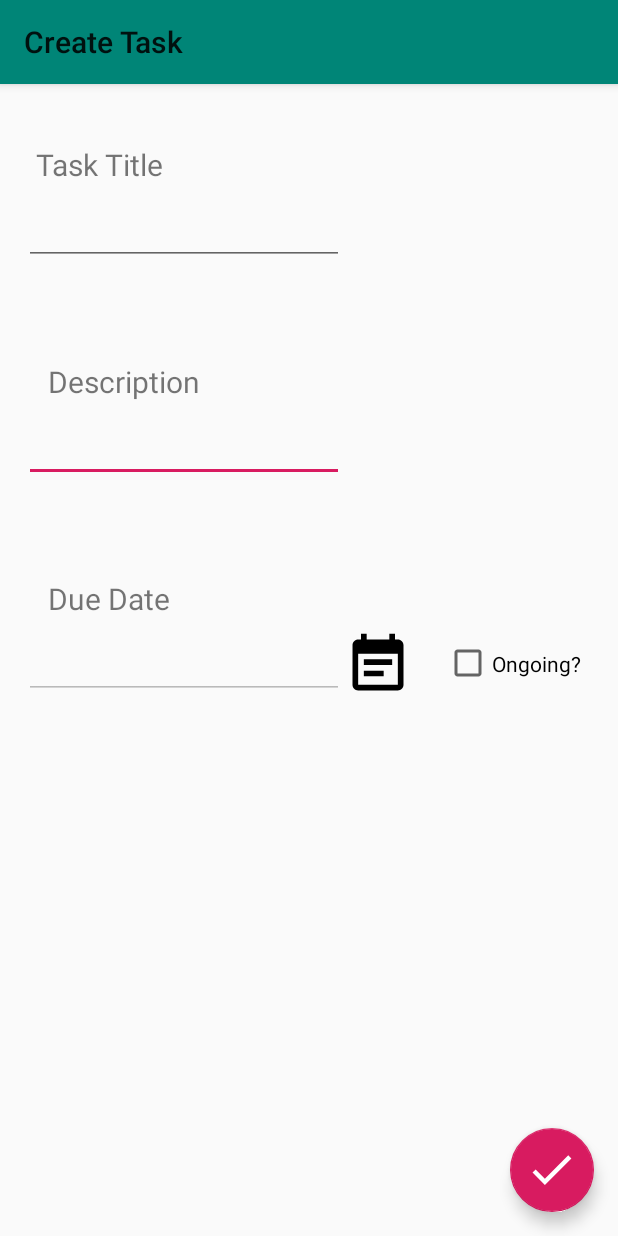
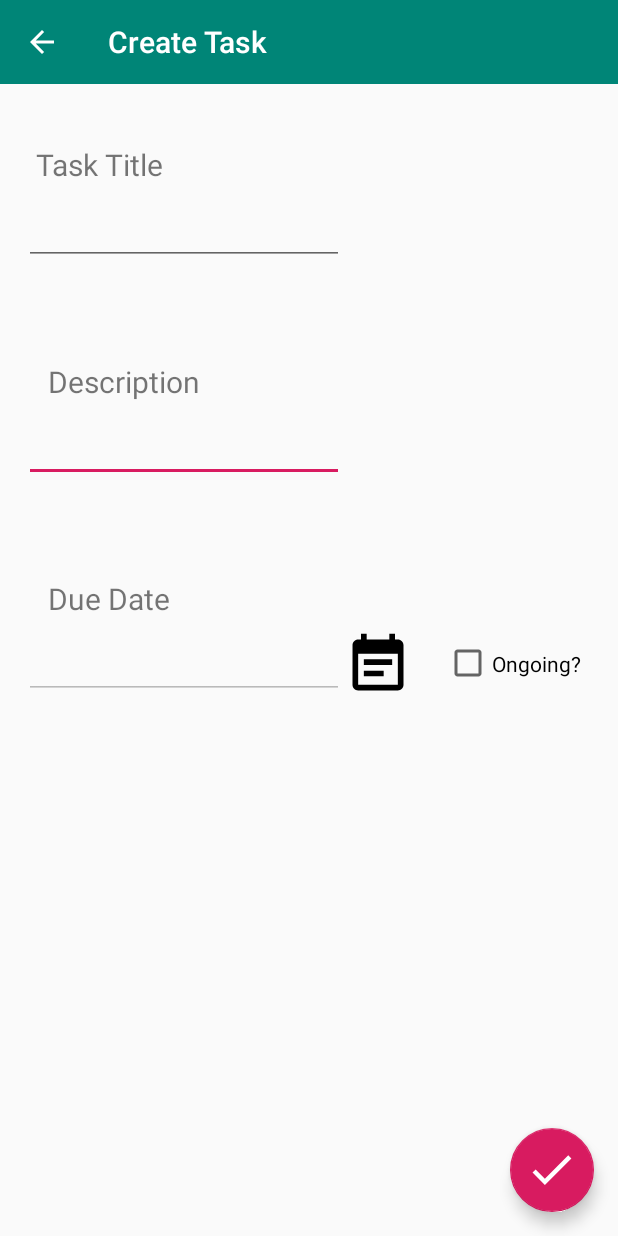
Before and after one commit to vincenty2022/ProductivityApp, an Android app: the createTask screen opened directly, with no data from a screen before it, on a phone screen of 412 x 824 dp. Run offline under Robolectric (Android 15) with nearby library versions, the phone set to English and light mode, and no system bars.

```diff
--- a/app/src/main/res/layout/activity_create_task.xml
+++ b/app/src/main/res/layout/activity_create_task.xml
@@ -7,11 +7,15 @@
         android:layout_height="match_parent"
         tools:context=".createTask">
 
-    <com.google.android.material.appbar.AppBarLayout
+    <androidx.appcompat.widget.Toolbar
+            android:layout_width="match_parent"
             android:layout_height="wrap_content"
-            android:layout_width="match_parent"
-            android:theme="@style/AppTheme.AppBarOverlay"/>
-
+            android:background="?attr/colorPrimary"
+            android:theme="?attr/actionBarTheme"
+            android:minHeight="?attr/actionBarSize"
+            android:id="@+id/createTask_toolbar"
+            app:navigationIcon="@drawable/ic_arrow_back_white_24dp"
+            app:titleTextColor="@color/white"/>
     <include layout="@layout/content_create_task"/>
 
     <com.google.android.material.floatingactionbutton.FloatingActionButton
@@ -21,13 +25,5 @@
             android:layout_gravity="bottom|end"
             android:layout_margin="@dimen/fab_margin"
             app:srcCompat="@drawable/ic_check_white_35dp" app:maxImageSize="35dp"/>
-    <androidx.appcompat.widget.Toolbar
-            android:id="@+id/createTask_toolbar"
-            android:layout_width="match_parent"
-            android:layout_height="?attr/actionBarSize"
-            android:background="?attr/colorPrimary"
-            android:elevation="4dp"
-            android:theme="@style/ThemeOverlay.AppCompat.ActionBar"
-            app:popupTheme="@style/ThemeOverlay.AppCompat.Light"/>
 
 </androidx.coordinatorlayout.widget.CoordinatorLayout>
--- a/build.gradle
+++ b/build.gradle
@@ -8,7 +8,7 @@ buildscript {
 
     }
     dependencies {
-        classpath 'com.android.tools.build:gradle:3.4.2'
+        classpath 'com.android.tools.build:gradle:3.5.0'
         classpath "org.jetbrains.kotlin:kotlin-gradle-plugin:$kotlin_version"
         // NOTE: Do not place your application dependencies here; they belong
         // in the individual module build.gradle files
```
Also changed, not shown: app/src/main/java/com/example/productivity/createTask.kt (+15 -2 lines), gradle/wrapper/gradle-wrapper.properties.
